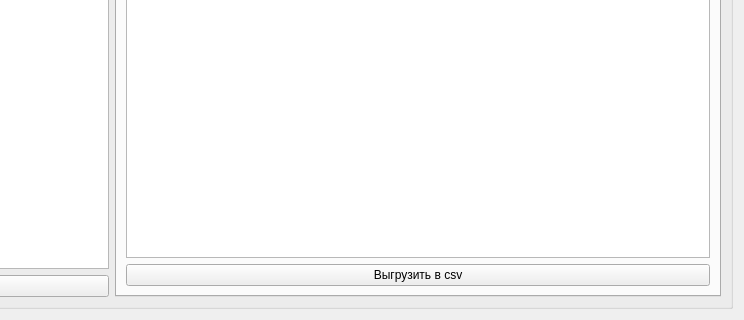
Qt form gui/uies/history.ui (neurocomputer/MemriBoard) before a commit; both pictures show x 520 to 1264 and y 362 to 682 of the 1264 by 682 pixel window.
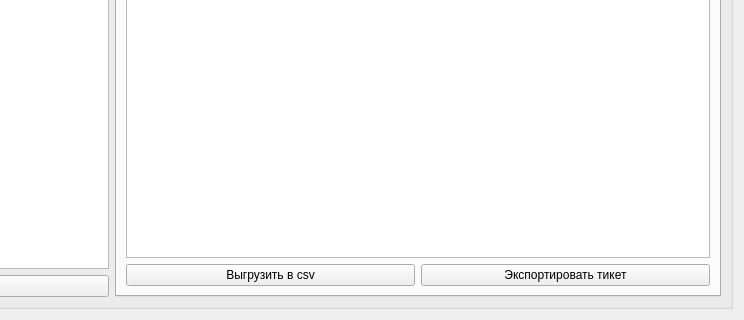
The same form after that commit. The open tabs and pages were chosen to show the change.

```diff
--- a/gui/uies/history.ui
+++ b/gui/uies/history.ui
@@ -118,11 +118,22 @@
                <widget class="QTableWidget" name="table_history_tickets"/>
               </item>
               <item>
+               <layout class="QHBoxLayout" name="horizontalLayout_2">
+                <item>
                <widget class="QPushButton" name="button_load_from_db">
                 <property name="text">
                  <string>Выгрузить в csv</string>
                 </property>
                </widget>
+                </item>
+                <item>
+                 <widget class="QPushButton" name="button_export_to_json">
+                  <property name="text">
+                   <string>Экспортировать тикет</string>
+                  </property>
+                 </widget>
+                </item>
+               </layout>
               </item>
              </layout>
             </item>
```
Left out of the diff: 2 changed lines with no effect on the pictures. Lines whose indentation alone changed are shown as unchanged.
